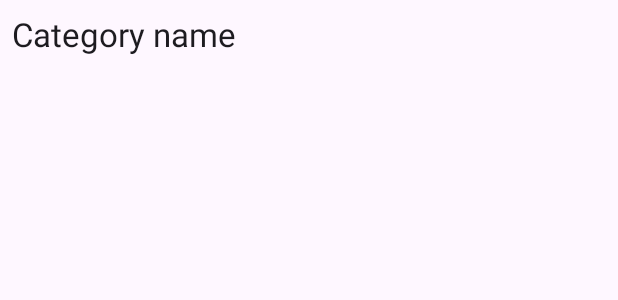
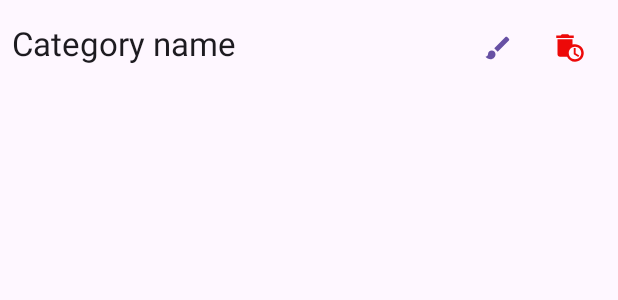
Before and after one commit to Iliannymza/ListaDeTareas, an Android app: the layout item_category.xml on its own in the app's theme, with its tools: preview values and no code run, on a phone screen of 412 x 824 dp. Shown: the top 300 px of the screen. Run offline under Robolectric (Android 15) with nearby library versions, the phone set to English and light mode, and no system bars.

Commit message:
add los botones de editar y eliminar, estan funcionando, push para clases

```diff
--- a/app/src/main/java/com/example/listadetareas/data/Category.kt
+++ b/app/src/main/java/com/example/listadetareas/data/Category.kt
@@ -2,7 +2,7 @@ package com.example.listadetareas.data
 
 data class Category(
     val id: Long,
-    val title: String
+    var title: String
 ) {
     companion object {
         const val TABLE_NAME = "Categories"
--- /dev/null
+++ b/app/src/main/res/drawable/ic_add.xml
@@ -0,0 +1,5 @@
+<vector xmlns:android="http://schemas.android.com/apk/res/android" android:height="24dp" android:tint="#000000" android:viewportHeight="24" android:viewportWidth="24" android:width="24dp">
+
+    <path android:fillColor="@android:color/white" android:pathData="M19,13h-6v6h-2v-6H5v-2h6V5h2v6h6v2z"/>
+
+</vector>
--- /dev/null
+++ b/app/src/main/res/drawable/ic_delete.xml
@@ -0,0 +1,9 @@
+<vector xmlns:android="http://schemas.android.com/apk/res/android" android:height="24dp" android:tint="#000000" android:viewportHeight="24" android:viewportWidth="24" android:width="24dp">
+
+    <path android:fillColor="@android:color/white" android:pathData="M15,2l-3.5,0l-1,-1l-5,0l-1,1l-3.5,0l0,2l14,0z"/>
+
+    <path android:fillColor="@android:color/white" android:pathData="M16,9c-0.7,0 -1.37,0.1 -2,0.29V5H2v12c0,1.1 0.9,2 2,2h5.68c1.12,2.36 3.53,4 6.32,4c3.87,0 7,-3.13 7,-7C23,12.13 19.87,9 16,9zM16,21c-2.76,0 -5,-2.24 -5,-5s2.24,-5 5,-5s5,2.24 5,5S18.76,21 16,21z"/>
+
+    <path android:fillColor="@android:color/white" android:pathData="M16.5,12l-1.5,0l0,5l3.6,2.1l0.8,-1.2l-2.9,-1.7z"/>
+
+</vector>
--- /dev/null
+++ b/app/src/main/res/drawable/ic_edit.xml
@@ -0,0 +1,5 @@
+<vector xmlns:android="http://schemas.android.com/apk/res/android" android:height="24dp" android:tint="#000000" android:viewportHeight="24" android:viewportWidth="24" android:width="24dp">
+
+    <path android:fillColor="@android:color/white" android:pathData="M7,14c-1.66,0 -3,1.34 -3,3 0,1.31 -1.16,2 -2,2 0.92,1.22 2.49,2 4,2 2.21,0 4,-1.79 4,-4 0,-1.66 -1.34,-3 -3,-3zM20.71,4.63l-1.34,-1.34c-0.39,-0.39 -1.02,-0.39 -1.41,0L9,12.25 11.75,15l8.96,-8.96c0.39,-0.39 0.39,-1.02 0,-1.41z"/>
+
+</vector>
--- a/app/src/main/res/layout/item_category.xml
+++ b/app/src/main/res/layout/item_category.xml
@@ -1,15 +1,32 @@
 <?xml version="1.0" encoding="utf-8"?>
 <LinearLayout xmlns:android="http://schemas.android.com/apk/res/android"
-    android:orientation="vertical"
+    xmlns:app="http://schemas.android.com/apk/res-auto"
+    android:orientation="horizontal"
     android:layout_width="match_parent"
     android:layout_height="wrap_content"
     android:padding="8dp">
 
     <TextView
         android:id="@+id/titleTextView"
-        android:layout_width="match_parent"
+        android:layout_width="0dp"
         android:layout_height="wrap_content"
+        android:layout_weight="1"
         android:text="Category name"
         android:textAppearance="@style/TextAppearance.Material3.TitleLarge"/>
 
+    <Button
+        style="?attr/materialIconButtonStyle"
+        android:id="@+id/editButton"
+        android:layout_width="wrap_content"
+        android:layout_height="wrap_content"
+        app:icon="@drawable/ic_edit"/>
+
+    <Button
+        style="?attr/materialIconButtonStyle"
+        android:id="@+id/deleteButton"
+        android:layout_width="wrap_content"
+        android:layout_height="wrap_content"
+        app:icon="@drawable/ic_delete"
+        app:iconTint="@color/negative_red"/>
+
 </LinearLayout>
--- /dev/null
+++ b/app/src/main/res/mipmap-anydpi-v26/ic_launcher.xml
@@ -0,0 +1,6 @@
+<?xml version="1.0" encoding="utf-8"?>
+<adaptive-icon xmlns:android="http://schemas.android.com/apk/res/android">
+    <background android:drawable="@drawable/ic_launcher_background" />
+    <foreground android:drawable="@drawable/ic_launcher_foreground" />
+    <monochrome android:drawable="@drawable/ic_launcher_foreground" />
+</adaptive-icon>
--- /dev/null
+++ b/app/src/main/res/mipmap-anydpi-v26/ic_launcher_round.xml
@@ -0,0 +1,6 @@
+<?xml version="1.0" encoding="utf-8"?>
+<adaptive-icon xmlns:android="http://schemas.android.com/apk/res/android">
+    <background android:drawable="@drawable/ic_launcher_background" />
+    <foreground android:drawable="@drawable/ic_launcher_foreground" />
+    <monochrome android:drawable="@drawable/ic_launcher_foreground" />
+</adaptive-icon>
--- a/app/src/main/res/values/colors.xml
+++ b/app/src/main/res/values/colors.xml
@@ -2,4 +2,6 @@
 <resources>
     <color name="black">#FF000000</color>
     <color name="white">#FFFFFFFF</color>
+
+    <color name="negative_red">#ED0909</color>
 </resources>
--- a/settings.gradle.kts
+++ b/settings.gradle.kts
@@ -21,3 +21,4 @@ dependencyResolutionManagement {
 
 rootProject.name = "ListaDeTareas"
 include(":app")
+include(":app")
```
Also changed, not shown: app/src/main/AndroidManifest.xml (+9 -0 lines), app/src/main/java/com/example/listadetareas/activities/MainActivity.kt (+57 -2 lines), app/src/main/java/com/example/listadetareas/adapters/CategoryAdapter.kt (+10 -1 lines), app/src/main/java/com/nany1/listadetareas/MainActivity.kt (added, +21 -0 lines), app/src/main/res/layout/activity_main.xml (+6 -2 lines), app/src/main/res/layout/dialog_create_category.xml (added, +20 -0 lines), gradle/wrapper/gradle-wrapper.properties, 2 other files.
